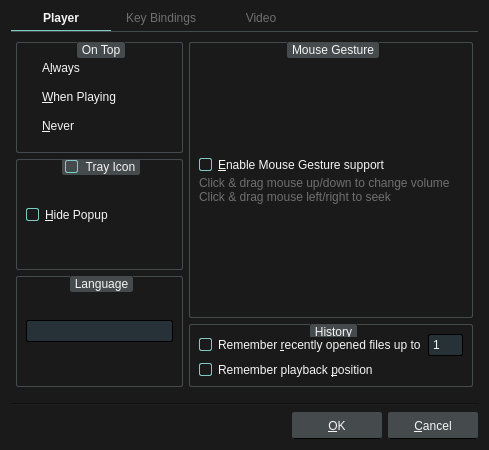
Before: the Qt Designer form src/ui/preferencesdialog.ui in u8sand/Baka-MPlayer, drawn with Qt 5.
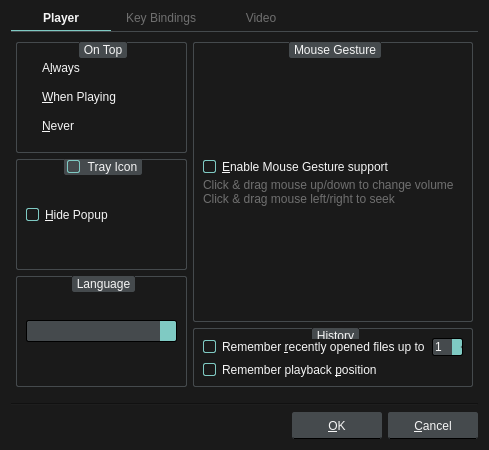
After: the same form once the commit is applied. Icons and pictures are not drawn.

Patch:
```diff
--- a/src/ui/preferencesdialog.ui
+++ b/src/ui/preferencesdialog.ui
@@ -70,8 +70,8 @@
 /* QComboBox */
 
 QComboBox {
-	background: #263238;
-	border: 1px solid black;
+	background: #454A4D;
+	border: 1px solid #000;
 	border-radius: 2px;
 	padding: 2px;
 }
@@ -79,6 +79,7 @@
 	border: 1px solid #7FCAC3;
 }
 QComboBox::drop-down {
+	background: #7FCAC3;
 	border-top-right-radius: 2px;
 	border-bottom-right-radius: 2px;
 }
@@ -89,8 +90,8 @@
 /* QLineEdit */
 
 QLineEdit {
-	background: #263238;
-	border: 1px solid black;
+	background: #000;
+	border: 1px solid #454A4D;
 	padding: 2px;
 }
 QLineEdit:focus {
@@ -125,10 +126,9 @@
 /* QSpinBox */
 
 QSpinBox {
-	background: #263238;
-	border: 1px solid black;
+	background: #454A4D;
+	border: 1px solid #000;
 	border-radius: 2px;
-	padding: 2px;
 }
 QSpinBox:focus {
 	border: 1px solid #7FCAC3;
@@ -138,7 +138,10 @@
 }
 QSpinBox::up-button,
 QSpinBox::down-button {
+	background: #7FCAC3;
 	border: none;
+	border-top-right-radius: 2px;
+	border-bottom-right-radius: 2px;
 	width: 10px;
 }
 QSpinBox::up-arrow {
```
